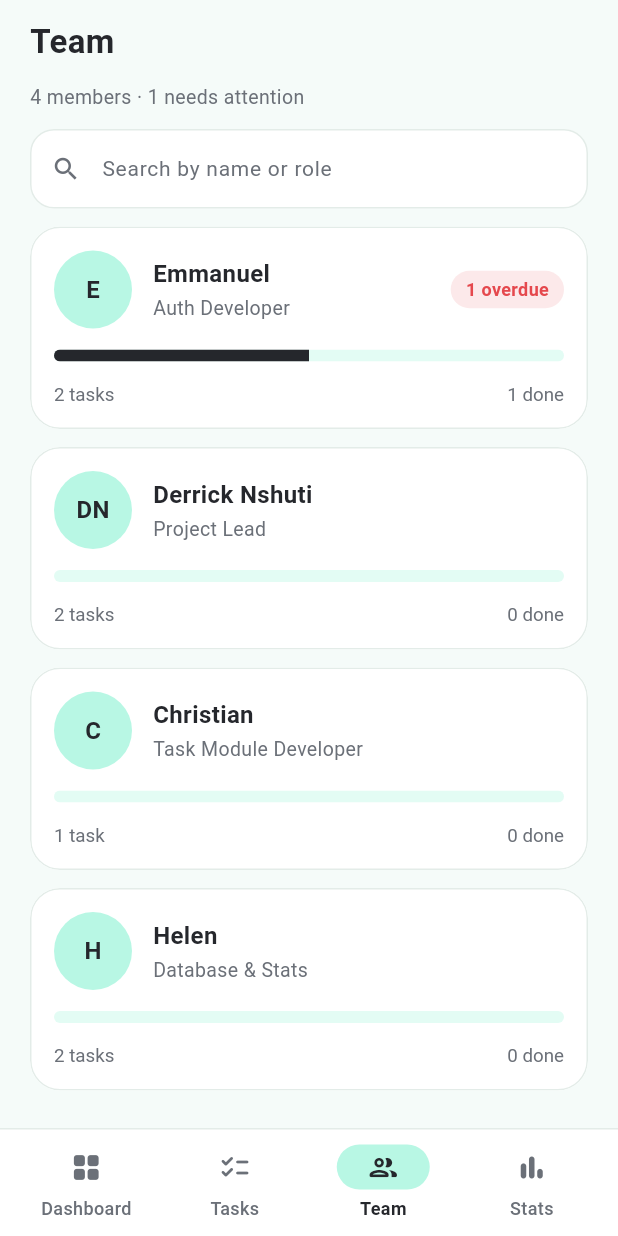
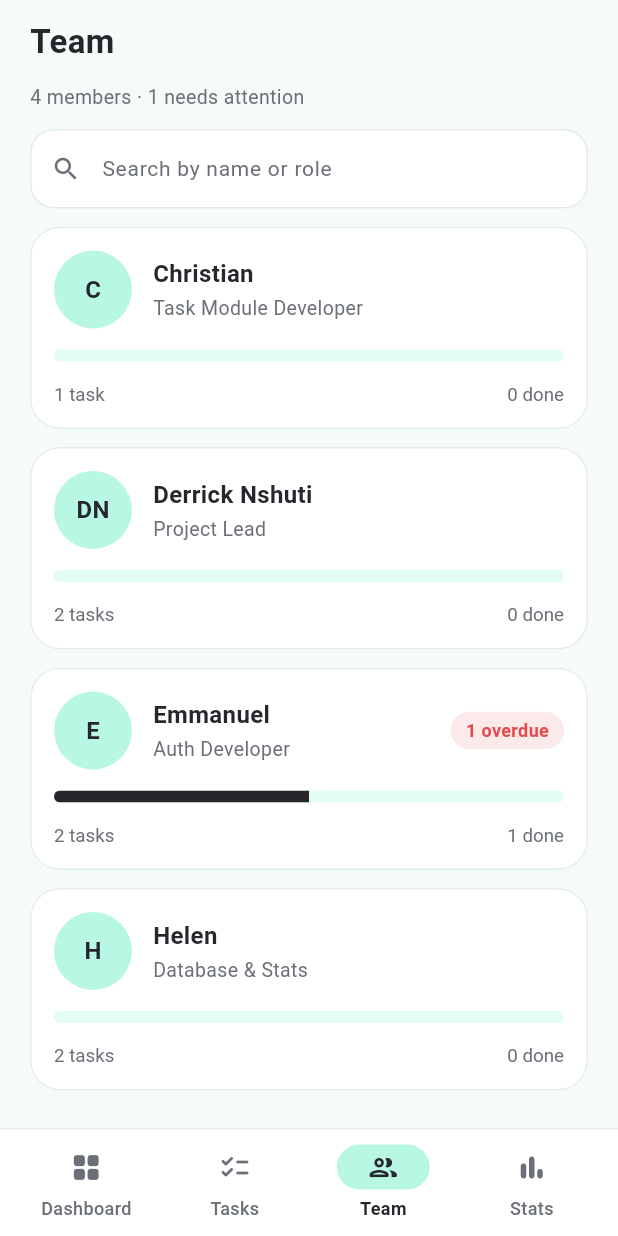
Before and after one commit to helen751/Formative1_Group34_MobileAppDevelopment, a Flutter app: the screen it shows after launch, scrolled down 576 dp, after a tap on "Team", on a phone screen of 412 x 824 dp. Run offline on Flutter 3.47's test engine with Material 3 defaults, Android fonts, the phone set to English and light mode, and no system bars; our stand-ins replace sqflite; accounts and stored records are empty.

Commit message:
Load dashboard and team members page from the SQLite database
Seed default team members into the users table, add getMembers() and
Member.fromMap, and switch the dashboard, team page, task tile and
profile sheet to ProjectTask. Remove the mock tasks/members and the
duplicate SlaStatus enum.

Co-Authored-By: Claude Sonnet 5.5 <noreply@anthropic.com>

```diff
--- a/lib/data/mock_data.dart
+++ b/lib/data/mock_data.dart
@@ -1,7 +1,7 @@
 import '../models/devtrack_models.dart';
 
-// Placeholder data for the screens.
-// Replace with the SQLite-backed repository once the database layer is ready.
+// Placeholder values for things the database does not hold yet.
+// Tasks and team members now come from SQLite (see lib/database).
 
 /// Signed-in user; decides what the dashboard's "My tasks" scope shows.
 /// Replace with the logged-in user once auth is plugged in.
@@ -9,94 +9,6 @@ const currentUserFirstName = 'Derrick';
 
 /// Project name shown on the dashboard progress card.
 const projectName = 'DevTrack';
-
-/// The four team members shown on the Team page.
-const mockMembers = <Member>[
-  Member(
-    name: 'Emmanuel',
-    shortName: 'Emmanuel',
-    initials: 'E',
-    role: 'Auth Developer',
-    email: 'emmanuel@devtrack.app',
-  ),
-  Member(
-    name: 'Derrick Nshuti',
-    shortName: 'Derrick',
-    initials: 'DN',
-    role: 'Project Lead',
-    email: 'derrick@devtrack.app',
-  ),
-  Member(
-    name: 'Christian',
-    shortName: 'Christian',
-    initials: 'C',
-    role: 'Task Module Developer',
-    email: 'christian@devtrack.app',
-  ),
-  Member(
-    name: 'Helen',
-    shortName: 'Helen',
-    initials: 'H',
-    role: 'Database & Stats',
-    email: 'helen@devtrack.app',
-  ),
-];
-
-/// The seven project tasks. Every count on screen (the 14% ring, SLA
-/// cards, member progress) is derived from this list.
-///
-/// [Task.dueInHours] is negative when overdue (-24 = a day late), null for
-/// completed tasks, and 168 for "due in 7 days".
-const mockTasks = <Task>[
-  Task(
-    title: 'Design login screen',
-    assignee: 'Emmanuel',
-    dueLabel: '1 day overdue',
-    status: SlaStatus.overdue,
-    dueInHours: -24,
-  ),
-  Task(
-    title: 'Register form validation',
-    assignee: 'Emmanuel',
-    dueLabel: 'Completed',
-    status: SlaStatus.completed,
-  ),
-  Task(
-    title: 'Dashboard UI',
-    assignee: 'Derrick',
-    dueLabel: 'Due in 3 days',
-    status: SlaStatus.onTrack,
-    dueInHours: 72,
-  ),
-  Task(
-    title: 'Team members page',
-    assignee: 'Derrick',
-    dueLabel: 'Due in 7 days',
-    status: SlaStatus.onTrack,
-    dueInHours: 168,
-  ),
-  Task(
-    title: 'Set up SQLite tables',
-    assignee: 'Helen',
-    dueLabel: 'Due in 20h',
-    status: SlaStatus.atRisk,
-    dueInHours: 20,
-  ),
-  Task(
-    title: 'Build create/edit task form',
-    assignee: 'Christian',
-    dueLabel: 'Due in 2 days',
-    status: SlaStatus.atRisk,
-    dueInHours: 48,
-  ),
-  Task(
-    title: 'Task details layout',
-    assignee: 'Helen',
-    dueLabel: 'Due in 6 days',
-    status: SlaStatus.onTrack,
-    dueInHours: 144,
-  ),
-];
 
 /// Notifications for the bell popup; the first three start out unread.
 const mockNotifications = <AppNotification>[
--- a/lib/database/database_helper.dart
+++ b/lib/database/database_helper.dart
@@ -197,6 +197,13 @@ class DatabaseHelper {
       userTable,
       orderBy: 'full_name ASC',
     );
+  }
+
+  // getting all the team members
+  Future<List<Member>> getMembers() async {
+    final users = await getUsers();
+
+    return users.map(Member.fromMap).toList();
   }
 
   // getting one user by email
--- a/lib/database/database_seeder.dart
+++ b/lib/database/database_seeder.dart
@@ -6,8 +6,62 @@ import 'database_helper.dart';
 class DatabaseSeeder {
   // adding default data when the tables are empty
   static Future<void> seedDatabase() async {
+    await _addDefaultUsers();
     await _addDefaultTasks();
     await _addDefaultNotifications();
+  }
+
+  // the seeded members have no password yet, so this value can never
+  // match a real hash and they cannot sign in until one is set
+  static const String _lockedPasswordHash = '!';
+
+  // adding the default team members
+  static Future<void> _addDefaultUsers() async {
+    final database = await DatabaseHelper.instance.database;
+
+    // checking if users already exist
+    final result = await database.rawQuery(
+      'SELECT COUNT(*) FROM ${DatabaseHelper.userTable}',
+    );
+
+    final userCount = Sqflite.firstIntValue(result) ?? 0;
+
+    if (userCount > 0) {
+      return;
+    }
+
+    const defaultUsers = [
+      (
+        fullName: 'Emmanuel',
+        email: 'emmanuel@devtrack.app',
+        role: 'Auth Developer',
+      ),
+      (
+        fullName: 'Derrick Nshuti',
+        email: 'derrick@devtrack.app',
+        role: 'Project Lead',
+      ),
+      (
+        fullName: 'Christian',
+        email: 'christian@devtrack.app',
+        role: 'Task Module Developer',
+      ),
+      (
+        fullName: 'Helen',
+        email: 'helen@devtrack.app',
+        role: 'Database & Stats',
+      ),
+    ];
+
+    // saving each default user
+    for (final user in defaultUsers) {
+      await DatabaseHelper.instance.insertUser(
+        fullName: user.fullName,
+        email: user.email,
+        passwordHash: _lockedPasswordHash,
+        role: user.role,
+      );
+    }
   }
 
   // adding the default tasks
--- a/lib/models/devtrack_models.dart
+++ b/lib/models/devtrack_models.dart
@@ -1,42 +1,4 @@
-import 'package:flutter/material.dart';
-
-import '../theme/devtrack_theme.dart';
-
-/// How a task stands against its deadline; also decides its color everywhere.
-enum SlaStatus {
-  onTrack('On Track', DevTrackColors.onTrack),
-  atRisk('At Risk', DevTrackColors.atRisk),
-  overdue('Overdue', DevTrackColors.overdue),
-  completed('Completed', DevTrackColors.completed);
-
-  const SlaStatus(this.label, this.color);
-
-  final String label;
-  final Color color;
-}
-
-/// A single project task. Mock data for now; the SQLite layer will replace it.
-class Task {
-  const Task({
-    required this.title,
-    required this.assignee,
-    required this.dueLabel,
-    required this.status,
-    this.dueInHours,
-  });
-
-  final String title;
-
-  /// Short name of the assigned member; matches [Member.shortName].
-  final String assignee;
-
-  /// Human readable due text, e.g. "Due in 20h" or "1 day overdue".
-  final String dueLabel;
-  final SlaStatus status;
-
-  /// Hours until the task is due (negative when overdue). Null once completed.
-  final int? dueInHours;
-}
+import 'project_task.dart';
 
 /// A team member shown on the Team page and in the profile sheet.
 class Member {
@@ -56,14 +18,38 @@ class Member {
   final String role;
   final String email;
 
+  // converting a row from the users table into a member
+  factory Member.fromMap(Map<String, Object?> map) {
+    final name = (map['full_name'] as String).trim();
+    final words = name.split(RegExp(r'\s+')).where((word) {
+      return word.isNotEmpty;
+    }).toList();
+
+    // the first name matches the assignee saved on each task
+    final shortName = words.isEmpty ? name : words.first;
+
+    // the first letter of the first two names, e.g. "DN" for "Derrick Nshuti"
+    final initials = words.take(2).map((word) {
+      return word[0].toUpperCase();
+    }).join();
+
+    return Member(
+      name: name,
+      shortName: shortName,
+      initials: initials.isEmpty ? '?' : initials,
+      role: map['role'] as String,
+      email: map['email'] as String,
+    );
+  }
+
   /// The tasks in [tasks] that are assigned to this member.
-  List<Task> tasksFrom(List<Task> tasks) =>
+  List<ProjectTask> tasksFrom(List<ProjectTask> tasks) =>
       tasks.where((t) => t.assignee == shortName).toList();
 }
 
 /// Counters used by the dashboard, team cards and profile sheet, so every number
 /// on screen is derived from the task list instead of being hard-coded.
-extension TaskListStats on List<Task> {
+extension TaskListStats on List<ProjectTask> {
   /// Number of tasks with the given [status].
   int countOf(SlaStatus status) => where((t) => t.status == status).length;
 
@@ -74,7 +60,7 @@ extension TaskListStats on List<Task> {
   double get progress => isEmpty ? 0 : doneCount / length;
 
   /// Tasks that are not completed yet.
-  List<Task> get open =>
+  List<ProjectTask> get open =>
       where((t) => t.status != SlaStatus.completed).toList();
 
   /// Open tasks due within the next 24 hours.
--- a/lib/screens/dashboard.dart
+++ b/lib/screens/dashboard.dart
@@ -4,6 +4,7 @@ import 'package:flutter/material.dart';
 
 import '../data/mock_data.dart';
 import '../models/devtrack_models.dart';
+import '../models/project_task.dart';
 import '../theme/devtrack_theme.dart';
 import '../widgets/filter_pill.dart';
 import '../widgets/task_tile.dart';
@@ -37,6 +38,11 @@ class _DashboardPageState extends State<DashboardPage> {
   final _notifications =
   ValueNotifier<List<AppNotification>>([]);
 
+  // storing tasks from the database
+  // (stays null until the first load finishes)
+  List<ProjectTask>? _tasks;
+  bool _loadFailed = false;
+
   // Set to false when the user closes the alert banner.
   bool _showAlert = true;
   _Scope _scope = _Scope.everyone;
@@ -54,8 +60,33 @@ class _DashboardPageState extends State<DashboardPage> {
   void initState() {
     super.initState();
 
-    // loading notifications when the dashboard opens
+    // loading tasks and notifications when the dashboard opens
+    _loadTasks();
     loadNotifications();
+  }
+
+  // getting tasks from the database
+  Future<void> _loadTasks() async {
+    try {
+      final savedTasks = await DatabaseHelper.instance.getTasks();
+
+      if (!mounted) {
+        return;
+      }
+
+      setState(() {
+        _tasks = savedTasks;
+        _loadFailed = false;
+      });
+    } catch (error) {
+      debugPrint('Could not load tasks: $error');
+
+      if (!mounted) {
+        return;
+      }
+
+      setState(() => _loadFailed = true);
+    }
   }
 
   // getting notifications from the database
@@ -94,13 +125,8 @@ class _DashboardPageState extends State<DashboardPage> {
   // reloading tasks and notifications
   Future<void> _fetch() async {
     await TaskNotificationService.checkTaskDeadlines();
+    await _loadTasks();
     await loadNotifications();
-
-    if (!mounted) {
-      return;
-    }
-
-    setState(() {});
   }
 
   @override
@@ -129,9 +155,30 @@ class _DashboardPageState extends State<DashboardPage> {
   /// The scrollable dashboard content. Everything is computed from [tasks], so
   /// switching the scope updates the ring, counters, SLA cards and list together.
   Widget _buildContent() {
-    final List<Task> tasks = _scope == _Scope.mine
-        ? mockTasks.where((t) => t.assignee == currentUserFirstName).toList()
-        : mockTasks;
+    final savedTasks = _tasks;
+
+    // Nothing to count until the database answers.
+    if (savedTasks == null) {
+      return _loadFailed
+          ? ListView(
+              physics: const AlwaysScrollableScrollPhysics(),
+              padding: const EdgeInsets.all(32),
+              children: const [
+                Text(
+                  'Could not load tasks. Pull down to try again.',
+                  textAlign: TextAlign.center,
+                  style: TextStyle(color: DevTrackColors.muted, fontSize: 14),
+                ),
+              ],
+            )
+          : const Center(
+              child: CircularProgressIndicator(color: DevTrackColors.ink),
+            );
+    }
+
+    final List<ProjectTask> tasks = _scope == _Scope.mine
+        ? savedTasks.where((t) => t.assignee == currentUserFirstName).toList()
+        : savedTasks;
     final open = tasks.open;
     final overdue = tasks.countOf(SlaStatus.overdue);
     final atRisk = tasks.countOf(SlaStatus.atRisk);
@@ -735,7 +782,7 @@ class _DueTile extends StatelessWidget {
 class _SlaGrid extends StatelessWidget {
   const _SlaGrid({required this.tasks});
 
-  final List<Task> tasks;
+  final List<ProjectTask> tasks;
 
   static const _icons = {
     SlaStatus.onTrack: Icons.trending_up_rounded,
--- a/lib/screens/team_members_page.dart
+++ b/lib/screens/team_members_page.dart
@@ -1,13 +1,14 @@
 import 'package:flutter/material.dart';
 
-import '../data/mock_data.dart';
+import '../database/database_helper.dart';
 import '../models/devtrack_models.dart';
+import '../models/project_task.dart';
 import '../theme/devtrack_theme.dart';
 import '../widgets/member_profile_sheet.dart';
 import '../widgets/status_badge.dart';
 
 /// Team tab: searchable list of member cards. Tapping a card opens that member's
-/// profile sheet.
+/// profile sheet. Members and tasks come from the database; pull down to reload.
 class TeamMembersPage extends StatefulWidget {
   const TeamMembersPage({super.key});
 
@@ -19,14 +20,98 @@ class _TeamMembersPageState extends State<TeamMembersPage> {
   // Current text in the search field.
   String _query = '';
 
+  // storing the members and tasks from the database
+  // (members stays null until the first load finishes)
+  List<Member>? _members;
+  List<ProjectTask> _tasks = const [];
+  bool _loadFailed = false;
+
+  @override
+  void initState() {
+    super.initState();
+
+    // loading the team when the page opens
+    _load();
+  }
+
+  // getting the members and tasks from the database
+  Future<void> _load() async {
+    try {
+      final members = await DatabaseHelper.instance.getMembers();
+      final tasks = await DatabaseHelper.instance.getTasks();
+
+      if (!mounted) {
+        return;
+      }
+
+      setState(() {
+        _members = members;
+        _tasks = tasks;
+        _loadFailed = false;
+      });
+    } catch (error) {
+      debugPrint('Could not load the team: $error');
+
+      if (!mounted) {
+        return;
+      }
+
+      setState(() => _loadFailed = true);
+    }
+  }
+
   @override
   Widget build(BuildContext context) {
-    const members = mockMembers;
-    const tasks = mockTasks;
+    return SafeArea(
+      bottom: false,
+      child: RefreshIndicator(
+        onRefresh: _load,
+        color: DevTrackColors.ink,
+        backgroundColor: DevTrackColors.surface,
+        child: ListView(
+          physics: const AlwaysScrollableScrollPhysics(),
+          padding: const EdgeInsets.fromLTRB(20, 12, 20, 24),
+          children: [
+            const Text(
+              'Team',
+              style: TextStyle(
+                color: DevTrackColors.ink,
+                fontSize: 22,
+                fontWeight: FontWeight.bold,
+              ),
+            ),
+            ..._buildBody(),
+          ],
+        ),
+      ),
+    );
+  }
+
+  /// Everything under the "Team" title: a loader or error until the first load
+  /// finishes, then the summary line, search field and member cards.
+  List<Widget> _buildBody() {
+    final members = _members;
+
+    if (members == null) {
+      return [
+        Padding(
+          padding: const EdgeInsets.only(top: 48),
+          child: Center(
+            child: _loadFailed
+                ? const Text(
+                    'Could not load the team. Pull down to try again.',
+                    textAlign: TextAlign.center,
+                    style: TextStyle(color: DevTrackColors.muted, fontSize: 14),
+                  )
+                : const CircularProgressIndicator(color: DevTrackColors.ink),
+          ),
+        ),
+      ];
+    }
 
     // A member "needs attention" when at least one of their tasks is overdue.
     final needsAttention = members
-        .where((m) => m.tasksFrom(tasks).countOf(SlaStatus.overdue) > 0)
+        .where((m) => m.tasksFrom(_tasks).countOf(SlaStatus.overdue) > 0)
         .length;
 
     // Search matches the name or role, ignoring case and surrounding spaces.
@@ -39,19 +124,7 @@ class _TeamMembersPageState extends State<TeamMembersPage> {
                 m.role.toLowerCase().contains(q))
             .toList();
 
-    return SafeArea(
-      bottom: false,
-      child: ListView(
-        padding: const EdgeInsets.fromLTRB(20, 12, 20, 24),
-        children: [
-          const Text(
-            'Team',
-            style: TextStyle(
-              color: DevTrackColors.ink,
-              fontSize: 22,
-              fontWeight: FontWeight.bold,
-            ),
-          ),
+    return [
       const SizedBox(height: 12),
       Text(
         '${members.length} members · $needsAttention needs attention',
@@ -63,22 +136,22 @@ class _TeamMembersPageState extends State<TeamMembersPage> {
         const SizedBox(height: 12),
         _MemberCard(
           member: member,
-              tasks: member.tasksFrom(tasks),
+          tasks: member.tasksFrom(_tasks),
         ),
       ],
       if (visible.isEmpty)
-            const Padding(
-              padding: EdgeInsets.only(top: 32),
+        Padding(
+          padding: const EdgeInsets.only(top: 32),
           child: Center(
             child: Text(
-                  'No members match your search',
-                  style: TextStyle(color: DevTrackColors.muted, fontSize: 14),
+              members.isEmpty
+                  ? 'No team members yet'
+                  : 'No members match your search',
+              style: const TextStyle(color: DevTrackColors.muted, fontSize: 14),
             ),
           ),
         ),
-        ],
-      ),
-    );
+    ];
   }
 }
 
@@ -127,7 +200,7 @@ class _MemberCard extends StatelessWidget {
   const _MemberCard({required this.member, required this.tasks});
 
   final Member member;
-  final List<Task> tasks;
+  final List<ProjectTask> tasks;
 
   @override
   Widget build(BuildContext context) {
--- a/lib/widgets/member_profile_sheet.dart
+++ b/lib/widgets/member_profile_sheet.dart
@@ -1,6 +1,7 @@
 import 'package:flutter/material.dart';
 
 import '../models/devtrack_models.dart';
+import '../models/project_task.dart';
 import '../theme/devtrack_theme.dart';
 import 'dark_button.dart';
 import 'task_tile.dart';
@@ -11,7 +12,7 @@ import 'task_tile.dart';
 Future<void> showMemberProfileSheet(
   BuildContext context, {
   required Member member,
-  required List<Task> tasks,
+  required List<ProjectTask> tasks,
 }) {
   return showModalBottomSheet<void>(
     context: context,
@@ -36,7 +37,7 @@ class MemberProfileSheet extends StatelessWidget {
   final Member member;
 
   /// Tasks assigned to [member].
-  final List<Task> tasks;
+  final List<ProjectTask> tasks;
 
   @override
   Widget build(BuildContext context) {
--- a/lib/widgets/task_tile.dart
+++ b/lib/widgets/task_tile.dart
@@ -1,6 +1,6 @@
 import 'package:flutter/material.dart';
 
-import '../models/devtrack_models.dart';
+import '../models/project_task.dart';
 import '../theme/devtrack_theme.dart';
 import 'status_badge.dart';
 
@@ -15,7 +15,7 @@ class TaskTile extends StatelessWidget {
     this.compact = false,
   });
 
-  final Task task;
+  final ProjectTask task;
 
   /// Second line under the title, e.g. the due text, optionally with the assignee.
   final String subtitle;
```
Lines whose indentation alone changed are shown as unchanged.
